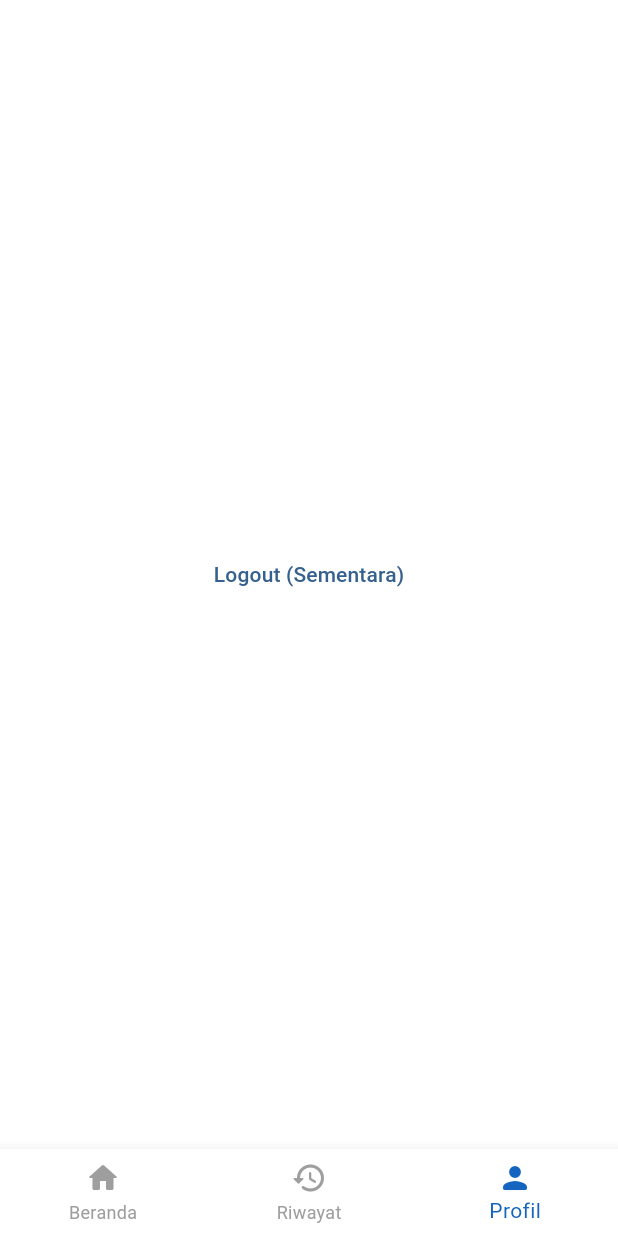
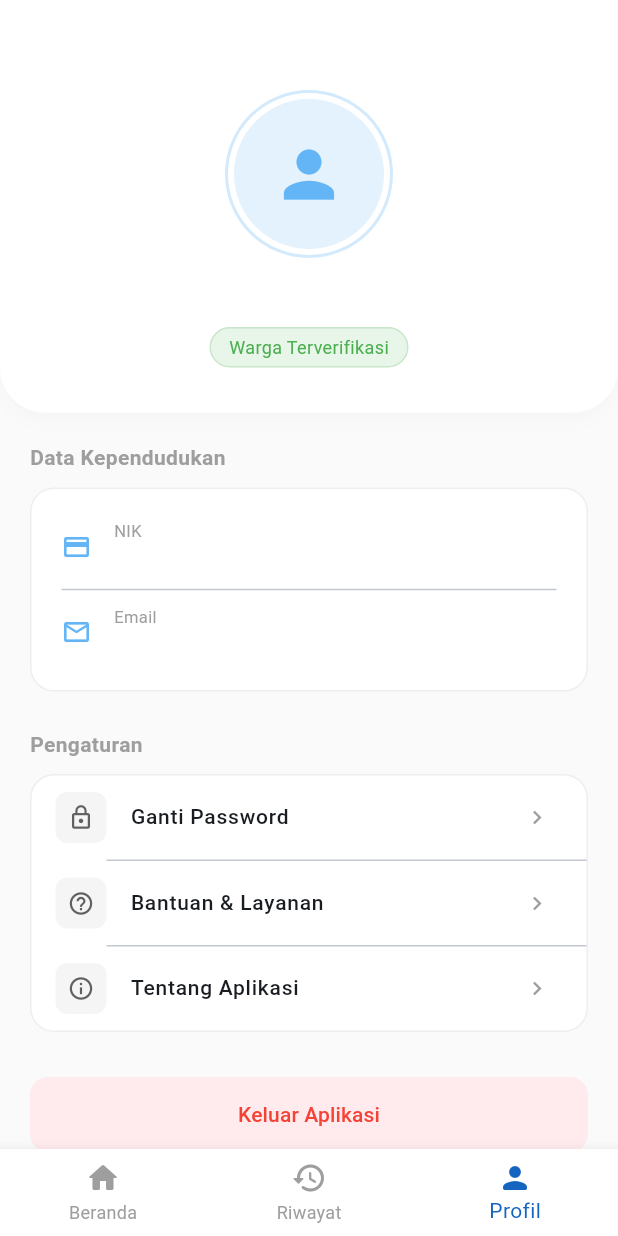
Before and after one commit to ahmadsyaifuddin-dins/sidesa_mobile, a Flutter app: the DashboardView screen opened by its route, item 3 of the bottom bar chosen, on a phone screen of 412 x 824 dp. Run offline on Flutter 3.47's test engine with Material 3 defaults, Android fonts, the phone set to English and light mode, and no system bars; our stand-ins replace dio, flutter_secure_storage, get, hive_flutter; accounts and stored records are empty; network calls fail.

Commit message:
fitur profile

```diff
--- a/lib/features/auth/data/auth_repository.dart
+++ b/lib/features/auth/data/auth_repository.dart
@@ -35,6 +35,7 @@ class AuthRepository {
 
           if (user.nik != null) {
             await _storage.write(key: 'user_nik', value: user.nik);
+            await _storage.write(key: 'user_email', value: user.email);
           }
         }
 
--- a/lib/features/dashboard/controllers/dashboard_controller.dart
+++ b/lib/features/dashboard/controllers/dashboard_controller.dart
@@ -12,6 +12,7 @@ class DashboardController extends GetxController {
 
   var userName = ''.obs;
   var userNik = ''.obs;
+  var userEmail = ''.obs;
 
   // STATE HISTORY
   var historySurat = <SuratModel>[].obs;
@@ -34,8 +35,10 @@ class DashboardController extends GetxController {
   void loadUserData() async {
     String? name = await _storage.read(key: 'user_name');
     String? nik = await _storage.read(key: 'user_nik');
+    String? email = await _storage.read(key: 'user_email');
     if (name != null) userName.value = name;
     if (nik != null) userNik.value = nik;
+    if (email != null) userEmail.value = email;
   }
 
   Future<void> fetchHistory() async {
--- a/lib/features/dashboard/views/dashboard_view.dart
+++ b/lib/features/dashboard/views/dashboard_view.dart
@@ -1,5 +1,6 @@
 import 'package:flutter/material.dart';
 import 'package:get/get.dart';
+import 'package:sidesa_mobile/features/dashboard/views/tabs/profile_tab.dart';
 import '../controllers/dashboard_controller.dart';
 
 // Import Tabs
@@ -20,6 +21,7 @@ class DashboardView extends StatelessWidget {
         children: [
           const HomeTab(),      // Index 0
           const RiwayatTab(),   // Index 1
+          const ProfileTab(),   // Index 2
           Container(color: Colors.white, child: Center(child: TextButton(onPressed: ()=>controller.logout(), child: Text("Logout (Sementara)")))), // Index 2 (Profil)
         ],
       )),
--- /dev/null
+++ b/lib/features/dashboard/views/tabs/profile_tab.dart
@@ -0,0 +1,219 @@
+import 'package:flutter/material.dart';
+import 'package:get/get.dart';
+import '../../controllers/dashboard_controller.dart';
+
+class ProfileTab extends StatelessWidget {
+  const ProfileTab({super.key});
+
+  @override
+  Widget build(BuildContext context) {
+    // Kita panggil controller Dashboard buat ambil data user & logout
+    final controller = Get.find<DashboardController>();
+
+    return Scaffold(
+      backgroundColor: Colors.grey[50],
+      body: SingleChildScrollView(
+        child: Column(
+          children: [
+            // 1. HEADER PROFIL (Warna Biru)
+            Container(
+              padding: const EdgeInsets.only(top: 60, bottom: 30),
+              width: double.infinity,
+              decoration: BoxDecoration(
+                color: Colors.white,
+                borderRadius: const BorderRadius.only(
+                  bottomLeft: Radius.circular(30),
+                  bottomRight: Radius.circular(30),
+                ),
+                boxShadow: [
+                  BoxShadow(
+                    color: Colors.grey.withOpacity(0.05),
+                    blurRadius: 10,
+                    offset: const Offset(0, 5),
+                  ),
+                ],
+              ),
+              child: Column(
+                children: [
+                  // Avatar
+                  Container(
+                    padding: const EdgeInsets.all(4),
+                    decoration: BoxDecoration(
+                      shape: BoxShape.circle,
+                      border: Border.all(color: Colors.blue.withOpacity(0.2), width: 2),
+                    ),
+                    child: CircleAvatar(
+                      radius: 50,
+                      backgroundColor: Colors.blue[50],
+                      child: Icon(Icons.person, size: 50, color: Colors.blue[300]),
+                      // Nanti bisa diganti NetworkImage kalau ada foto di database
+                    ),
+                  ),
+                  const SizedBox(height: 15),
+
+                  // Nama User
+                  Obx(() => Text(
+                    controller.userName.value.toUpperCase(),
+                    style: const TextStyle(
+                      fontSize: 18,
+                      fontWeight: FontWeight.bold,
+                      letterSpacing: 0.5
+                    ),
+                  )),
+                  const SizedBox(height: 5),
+
+                  // Label Warga
+                  Container(
+                    padding: const EdgeInsets.symmetric(horizontal: 12, vertical: 4),
+                    decoration: BoxDecoration(
+                      color: Colors.green[50],
+                      borderRadius: BorderRadius.circular(20),
+                      border: Border.all(color: Colors.green[100]!)
+                    ),
+                    child: const Text(
+                      "Warga Terverifikasi",
+                      style: TextStyle(fontSize: 12, color: Colors.green),
+                    ),
+                  ),
+                ],
+              ),
+            ),
+
+            const SizedBox(height: 20),
+
+            // 2. DATA KEPENDUDUKAN
+            Padding(
+              padding: const EdgeInsets.symmetric(horizontal: 20),
+              child: Column(
+                crossAxisAlignment: CrossAxisAlignment.start,
+                children: [
+                  const Text("Data Kependudukan", style: TextStyle(fontWeight: FontWeight.bold, color: Colors.grey)),
+                  const SizedBox(height: 10),
+                  Container(
+                    padding: const EdgeInsets.all(20),
+                    decoration: BoxDecoration(
+                      color: Colors.white,
+                      borderRadius: BorderRadius.circular(16),
+                      border: Border.all(color: Colors.grey[200]!),
+                    ),
+                    child: Column(
+                      children: [
+                        _buildInfoRow(Icons.credit_card, "NIK", controller.userNik),
+                        const Divider(height: 20),
+                        _buildInfoRow(Icons.email_outlined, "Email", controller.userEmail),
+                      ],
+                    ),
+                  ),
+                ],
+              ),
+            ),
+
+            const SizedBox(height: 25),
+
+            // 3. MENU PENGATURAN
+            Padding(
+              padding: const EdgeInsets.symmetric(horizontal: 20),
+              child: Column(
+                crossAxisAlignment: CrossAxisAlignment.start,
+                children: [
+                  const Text("Pengaturan", style: TextStyle(fontWeight: FontWeight.bold, color: Colors.grey)),
+                  const SizedBox(height: 10),
+                  Container(
+                    decoration: BoxDecoration(
+                      color: Colors.white,
+                      borderRadius: BorderRadius.circular(16),
+                      border: Border.all(color: Colors.grey[200]!),
+                    ),
+                    child: Column(
+                      children: [
+                        _buildMenuTile(Icons.lock_outline, "Ganti Password", () {
+                           Get.snackbar("Info", "Fitur Ganti Password segera hadir");
+                        }),
+                        const Divider(height: 1, indent: 50),
+                        _buildMenuTile(Icons.help_outline, "Bantuan & Layanan", () {}),
+                        const Divider(height: 1, indent: 50),
+                        _buildMenuTile(Icons.info_outline, "Tentang Aplikasi", () {}),
+                      ],
+                    ),
+                  ),
+                ],
+              ),
+            ),
+
+            const SizedBox(height: 30),
+
+            // 4. TOMBOL LOGOUT
+            Padding(
+              padding: const EdgeInsets.symmetric(horizontal: 20),
+              child: SizedBox(
+                width: double.infinity,
+                child: ElevatedButton(
+                  onPressed: () => _showLogoutDialog(context, controller),
+                  style: ElevatedButton.styleFrom(
+                    backgroundColor: Colors.red[50],
+                    foregroundColor: Colors.red,
+                    padding: const EdgeInsets.symmetric(vertical: 15),
+                    elevation: 0,
+                    shape: RoundedRectangleBorder(borderRadius: BorderRadius.circular(12)),
+                  ),
+                  child: const Text("Keluar Aplikasi"),
+                ),
+              ),
+            ),
+
+            const SizedBox(height: 40),
+          ],
+        ),
+      ),
+    );
+  }
+
+  // Widget Baris Data (NIK, Email)
+  Widget _buildInfoRow(IconData icon, String label, RxString value) {
+    return Row(
+      children: [
+        Icon(icon, color: Colors.blue[300], size: 20),
+        const SizedBox(width: 15),
+        Expanded(
+          child: Column(
+            crossAxisAlignment: CrossAxisAlignment.start,
+            children: [
+              Text(label, style: const TextStyle(fontSize: 11, color: Colors.grey)),
+              Obx(() => Text(value.value, style: const TextStyle(fontWeight: FontWeight.w500))),
+            ],
+          ),
+        ),
+      ],
+    );
+  }
+
+  // Widget Menu (Ganti Pass, dll)
+  Widget _buildMenuTile(IconData icon, String title, VoidCallback onTap) {
+    return ListTile(
+      leading: Container(
+        padding: const EdgeInsets.all(8),
+        decoration: BoxDecoration(color: Colors.grey[100], borderRadius: BorderRadius.circular(8)),
+        child: Icon(icon, color: Colors.grey[700], size: 18),
+      ),
+      title: Text(title, style: const TextStyle(fontSize: 14, fontWeight: FontWeight.w500)),
+      trailing: const Icon(Icons.chevron_right, size: 18, color: Colors.grey),
+      onTap: onTap,
+    );
+  }
+
+  // Dialog Konfirmasi Logout
+  void _showLogoutDialog(BuildContext context, DashboardController controller) {
+    Get.defaultDialog(
+      title: "Konfirmasi",
+      middleText: "Apakah anda yakin ingin keluar dari aplikasi?",
+      textConfirm: "Ya, Keluar",
+      textCancel: "Batal",
+      confirmTextColor: Colors.white,
+      buttonColor: Colors.red,
+      onConfirm: () {
+        Get.back(); // Tutup dialog
+        controller.logout(); // Eksekusi logout
+      }
+    );
+  }
+}
```
